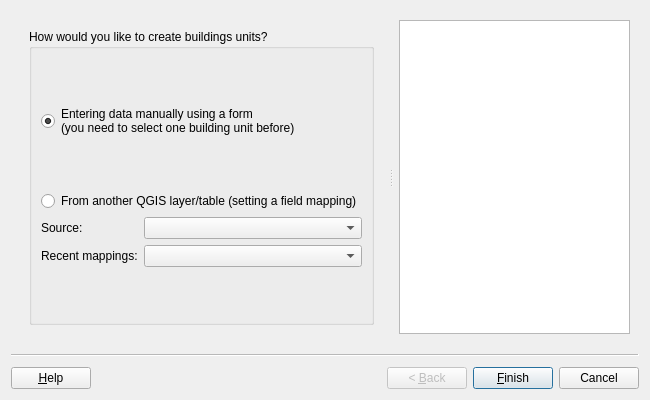
SwissTierrasColombia/Asistente-LADM-COL, file asistente_ladm_col/ui/wiz_create_building_unit_valuation.ui: the form before one commit.
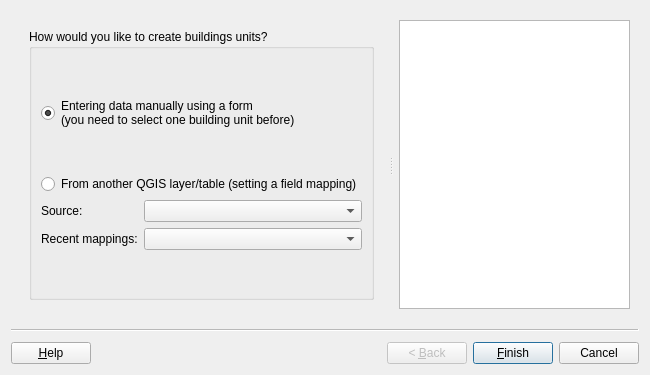
The form after the commit. Custom widgets are drawn as their Qt base class.

The edit to the form file:
```diff
--- a/asistente_ladm_col/ui/wiz_create_building_unit_valuation.ui
+++ b/asistente_ladm_col/ui/wiz_create_building_unit_valuation.ui
@@ -7,7 +7,7 @@
     <x>0</x>
     <y>0</y>
     <width>650</width>
-    <height>400</height>
+    <height>375</height>
    </rect>
   </property>
   <property name="windowTitle">
```
